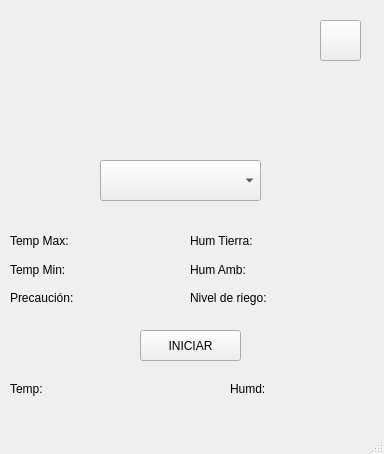
Qt form Invernadero/Fuentes/PC/prueba_DB-Plantas/mainwindow.ui (LauraMont/TPO-Invernadero) before a commit.
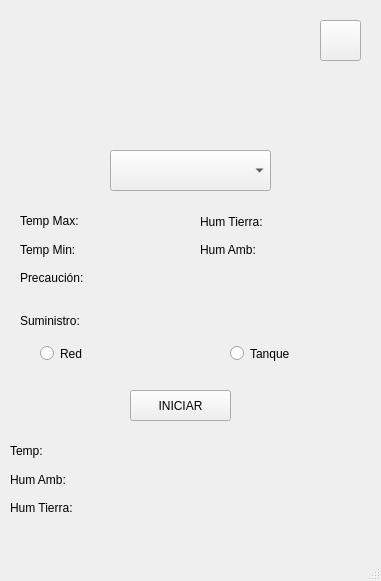
The same form after that commit. Icons and pictures are not drawn.

Patch:
```diff
--- a/Invernadero/Fuentes/PC/prueba_DB-Plantas/mainwindow.ui
+++ b/Invernadero/Fuentes/PC/prueba_DB-Plantas/mainwindow.ui
@@ -6,8 +6,8 @@
    <rect>
     <x>0</x>
     <y>0</y>
-    <width>384</width>
-    <height>454</height>
+    <width>381</width>
+    <height>581</height>
    </rect>
   </property>
   <property name="windowTitle">
@@ -17,8 +17,8 @@
    <widget class="QComboBox" name="comboBox">
     <property name="geometry">
      <rect>
-      <x>100</x>
-      <y>160</y>
+      <x>110</x>
+      <y>150</y>
       <width>161</width>
       <height>41</height>
      </rect>
@@ -50,8 +50,8 @@
    <widget class="QLabel" name="label_invernadero">
     <property name="geometry">
      <rect>
-      <x>120</x>
-      <y>30</y>
+      <x>130</x>
+      <y>20</y>
       <width>131</width>
       <height>91</height>
      </rect>
@@ -63,8 +63,8 @@
    <widget class="QWidget" name="layoutWidget">
     <property name="geometry">
      <rect>
-      <x>10</x>
-      <y>230</y>
+      <x>20</x>
+      <y>210</y>
       <width>97</width>
       <height>79</height>
      </rect>
@@ -96,8 +96,8 @@
    <widget class="QWidget" name="layoutWidget">
     <property name="geometry">
      <rect>
-      <x>110</x>
-      <y>230</y>
+      <x>120</x>
+      <y>210</y>
       <width>71</width>
       <height>79</height>
      </rect>
@@ -129,10 +129,10 @@
    <widget class="QWidget" name="layoutWidget">
     <property name="geometry">
      <rect>
-      <x>190</x>
-      <y>230</y>
+      <x>200</x>
+      <y>210</y>
       <width>120</width>
-      <height>79</height>
+      <height>51</height>
      </rect>
     </property>
     <layout class="QVBoxLayout" name="verticalLayout_3">
@@ -150,22 +150,15 @@
        </property>
       </widget>
      </item>
-     <item>
-      <widget class="QLabel" name="label_nriego">
-       <property name="text">
-        <string>Nivel de riego:</string>
-       </property>
-      </widget>
-     </item>
     </layout>
    </widget>
    <widget class="QWidget" name="layoutWidget">
     <property name="geometry">
      <rect>
-      <x>310</x>
-      <y>230</y>
+      <x>320</x>
+      <y>210</y>
       <width>51</width>
-      <height>79</height>
+      <height>51</height>
      </rect>
     </property>
     <layout class="QVBoxLayout" name="verticalLayout_4">
@@ -195,8 +188,8 @@
    <widget class="QPushButton" name="iniciar">
     <property name="geometry">
      <rect>
-      <x>140</x>
-      <y>330</y>
+      <x>130</x>
+      <y>390</y>
       <width>101</width>
       <height>31</height>
      </rect>
@@ -205,58 +198,111 @@
      <string>INICIAR</string>
     </property>
    </widget>
-   <widget class="QLabel" name="label_TACTUAL">
+   <widget class="QRadioButton" name="radioButton_Red">
     <property name="geometry">
      <rect>
-      <x>70</x>
-      <y>380</y>
-      <width>69</width>
-      <height>17</height>
+      <x>40</x>
+      <y>340</y>
+      <width>133</width>
+      <height>27</height>
      </rect>
     </property>
     <property name="text">
-     <string/>
+     <string>Red</string>
     </property>
    </widget>
-   <widget class="QLabel" name="label_tactual">
-    <property name="geometry">
-     <rect>
-      <x>10</x>
-      <y>380</y>
-      <width>51</width>
-      <height>17</height>
-     </rect>
-    </property>
-    <property name="text">
-     <string>Temp:</string>
-    </property>
-   </widget>
-   <widget class="QLabel" name="label_humedad">
+   <widget class="QRadioButton" name="radioButton_Tanque">
     <property name="geometry">
      <rect>
       <x>230</x>
-      <y>380</y>
-      <width>51</width>
-      <height>17</height>
+      <y>340</y>
+      <width>133</width>
+      <height>27</height>
      </rect>
     </property>
     <property name="text">
-     <string>Humd:</string>
+     <string>Tanque</string>
     </property>
    </widget>
    <widget class="QLabel" name="label_HUMEDAD">
     <property name="geometry">
      <rect>
-      <x>290</x>
-      <y>380</y>
-      <width>69</width>
-      <height>17</height>
+      <x>20</x>
+      <y>310</y>
+      <width>95</width>
+      <height>21</height>
      </rect>
     </property>
     <property name="text">
-     <string/>
+     <string>Suministro:</string>
     </property>
    </widget>
+   <widget class="QWidget" name="layoutWidget">
+    <property name="geometry">
+     <rect>
+      <x>10</x>
+      <y>440</y>
+      <width>98</width>
+      <height>79</height>
+     </rect>
+    </property>
+    <layout class="QVBoxLayout" name="verticalLayout_5">
+     <item>
+      <widget class="QLabel" name="label_tactual">
+       <property name="text">
+        <string>Temp:</string>
+       </property>
+      </widget>
+     </item>
+     <item>
+      <widget class="QLabel" name="label_hum_amb">
+       <property name="text">
+        <string>Hum Amb:</string>
+       </property>
+      </widget>
+     </item>
+     <item>
+      <widget class="QLabel" name="label_hum_tierra">
+       <property name="text">
+        <string>Hum Tierra:</string>
+       </property>
+      </widget>
+     </item>
+    </layout>
+   </widget>
+   <widget class="QWidget" name="layoutWidget">
+    <property name="geometry">
+     <rect>
+      <x>110</x>
+      <y>440</y>
+      <width>91</width>
+      <height>79</height>
+     </rect>
+    </property>
+    <layout class="QVBoxLayout" name="verticalLayout_6">
+     <item>
+      <widget class="QLabel" name="label_TACTUAL">
+       <property name="text">
+        <string/>
+       </property>
+      </widget>
+     </item>
+     <item>
+      <widget class="QLabel" name="label_HUM_AMB">
+       <property name="text">
+        <string/>
+       </property>
+      </widget>
+     </item>
+     <item>
+      <widget class="QLabel" name="label_HUM_TIERRA">
+       <property name="text">
+        <string/>
+       </property>
+      </widget>
+     </item>
+    </layout>
+   </widget>
   </widget>
   <widget class="QMenuBar" name="menubar">
    <property name="geometry">
```
Left out of the diff: 11 changed lines with no effect on the pictures.
